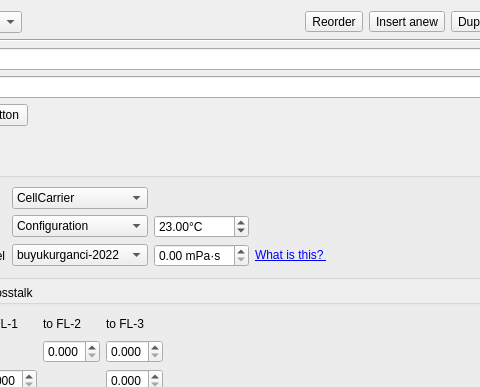
This is shapeout2/gui/analysis/ana_slot.ui in ZELLMECHANIK-DRESDEN/ShapeOut2 as Qt 5 draws it before an edit; both pictures show x 110 to 590 and y 0 to 387 of the 701 by 676 pixel window. The edited form follows.
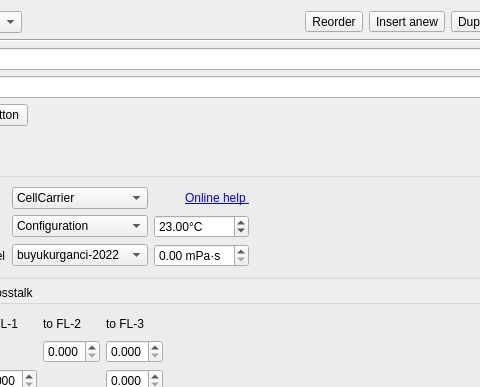
This is the edited form. Icons and pictures are not drawn. Custom widgets are drawn as their Qt base class.

Diff of the .ui file:
```diff
--- a/shapeout2/gui/analysis/ana_slot.ui
+++ b/shapeout2/gui/analysis/ana_slot.ui
@@ -328,10 +328,13 @@
           </item>
          </widget>
         </item>
-        <item row="2" column="4">
+        <item row="0" column="3">
          <widget class="QLabel" name="label_5">
           <property name="text">
-           <string>&lt;a href=&quot;https://shapeout2.readthedocs.io/en/stable/sec_qg_youngs_modulus.html&quot;&gt; What is this? &lt;/a&gt;</string>
+           <string>&lt;a href=&quot;https://shapeout2.readthedocs.io/en/stable/sec_qg_youngs_modulus.html&quot;&gt; Online help &lt;/a&gt;</string>
+          </property>
+          <property name="alignment">
+           <set>Qt::AlignRight|Qt::AlignTrailing|Qt::AlignVCenter</set>
           </property>
           <property name="openExternalLinks">
            <bool>true</bool>
```
